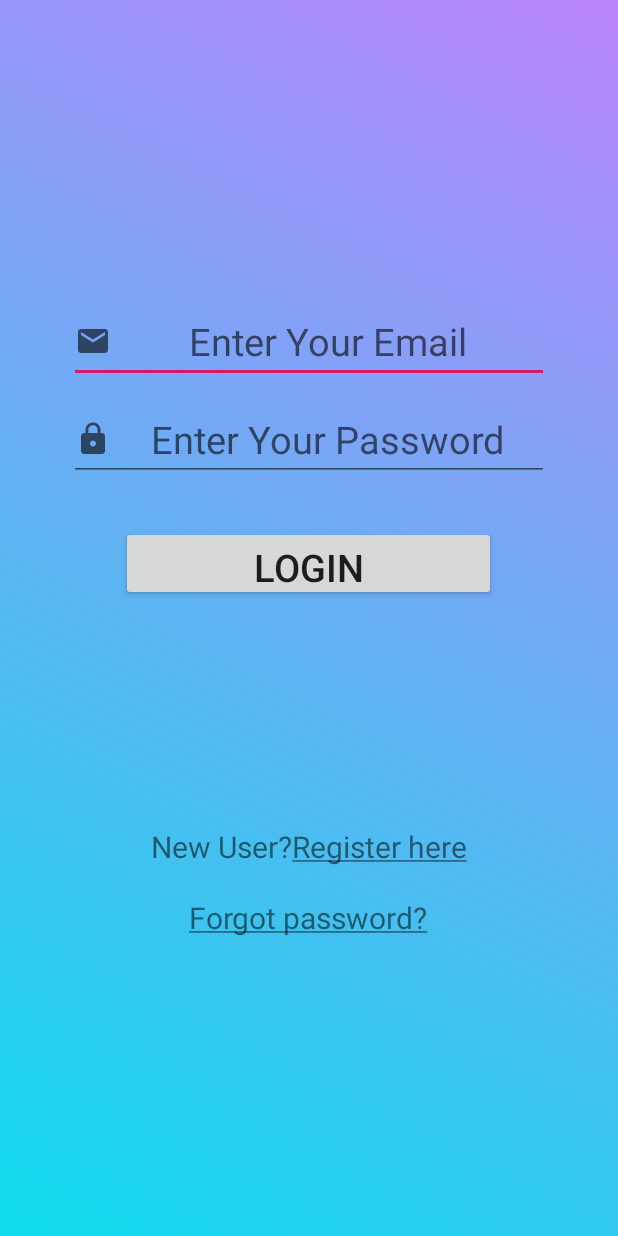
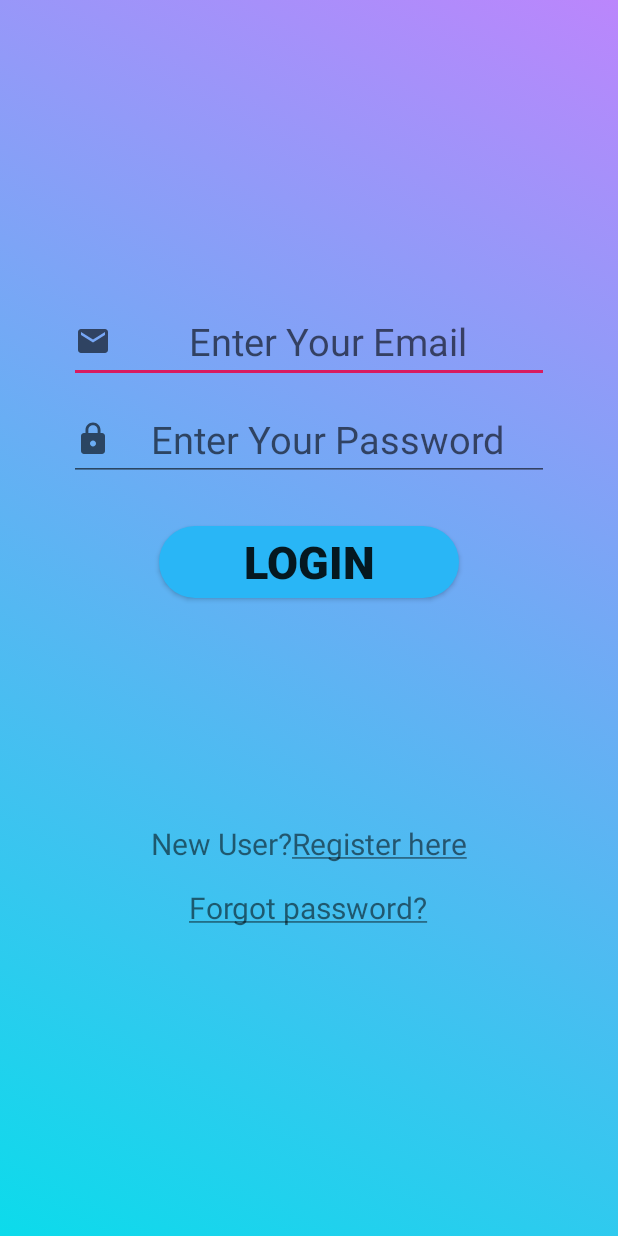
Before and after one commit to tejaspatel083/RestApiProject, an Android app: the layout fragment_login.xml on its own in the app's theme, with its tools: preview values and no code run, on a phone screen of 412 x 824 dp. Run offline under Robolectric (Android 15) with nearby library versions, the phone set to English and light mode, and no system bars.

Commit message:
forgot fragment created

```diff
--- a/app/build.gradle
+++ b/app/build.gradle
@@ -4,6 +4,9 @@ android {
     compileSdkVersion 30
     buildToolsVersion "30.0.3"
     defaultConfig {
+        //Add by manali
+        vectorDrawables.useSupportLibrary = true
+
         applicationId "com.example.restapiproject"
         minSdkVersion 14
         targetSdkVersion 30
--- a/app/src/main/java/com/example/restapiproject/MainActivity.java
+++ b/app/src/main/java/com/example/restapiproject/MainActivity.java
@@ -1,8 +1,12 @@
 package com.example.restapiproject;
 
 import androidx.appcompat.app.AppCompatActivity;
+import androidx.navigation.NavController;
+import androidx.navigation.Navigation;
 
 import android.os.Bundle;
+import android.widget.Button;
+import android.widget.TextView;
 
 public class MainActivity extends AppCompatActivity {
 
@@ -10,5 +14,7 @@ public class MainActivity extends AppCompatActivity {
     protected void onCreate(Bundle savedInstanceState) {
         super.onCreate(savedInstanceState);
         setContentView(R.layout.activity_main);
+
+
     }
 }
--- /dev/null
+++ b/app/src/main/res/drawable/button.xml
@@ -0,0 +1,11 @@
+<?xml version="1.0" encoding="utf-8"?>
+<selector xmlns:android="http://schemas.android.com/apk/res/android">
+<item>
+    <shape android:shape="rectangle">
+        <corners
+            android:radius="30dp"/>
+        <solid
+            android:color="#29b6f6"/>
+    </shape>
+</item>
+</selector>
--- a/app/src/main/res/layout/fragment_login.xml
+++ b/app/src/main/res/layout/fragment_login.xml
@@ -41,11 +41,13 @@
 
     <Button
         android:id="@+id/login_button"
-        android:layout_width="250dp"
-        android:layout_height="50dp"
+        android:layout_width="200dp"
+        android:layout_height="wrap_content"
+        android:background="@drawable/button"
         android:text="@string/loginButton"
+        android:textStyle="bold"
         android:gravity="center"
-        android:textSize="25sp"
+        android:textSize="30sp"
         android:layout_marginTop="30dp"
         android:layout_centerHorizontal="true"
         android:layout_below="@id/login_password"/>
@@ -64,11 +66,12 @@
     <TextView
         android:layout_width="wrap_content"
         android:layout_height="wrap_content"
+        android:id="@+id/login_forgot"
         android:text="@string/forgetID"
         android:textSize="20sp"
         android:layout_centerHorizontal="true"
         android:layout_below="@id/login_register"
-        android:layout_marginTop="20dp"/>
+        android:layout_marginTop="15dp"/>
 
 
 
--- a/app/src/main/res/layout/fragment_signup.xml
+++ b/app/src/main/res/layout/fragment_signup.xml
@@ -98,6 +98,7 @@
         android:layout_width="200dp"
         android:layout_height="wrap_content"
         android:id="@+id/register_button"
+        android:background="@drawable/button"
         android:text="@string/register"
         android:textStyle="bold"
         android:textSize="30sp"
--- a/app/src/main/res/values/strings.xml
+++ b/app/src/main/res/values/strings.xml
@@ -21,4 +21,9 @@
     <string name="Re_password">Re-Enter Password</string>
 
 
+    <!--Forget password Fragment-->
+    <string name="forget">Forget Password</string>
+    <string name="submit">Submit</string>
+
+
 </resources>
```
Also changed, not shown: app/src/main/res/layout/fragment_forgot_password.xml (+34 -7 lines).
